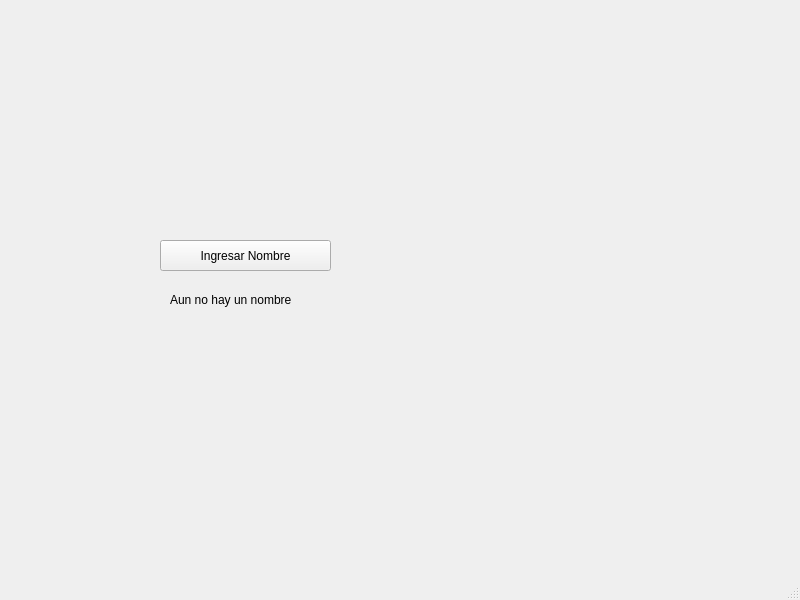
First picture: the form in Lab06/Ejercicio2/mainwindow.ui, repository dmolloc1/teo_lab, before the edit.
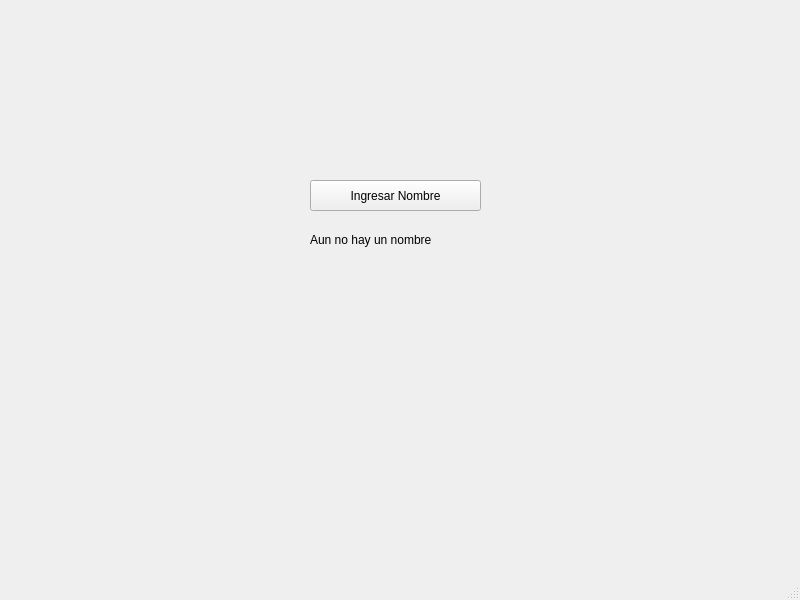
Second picture: the form after the edit.

Patch:
```diff
--- a/Lab06/Ejercicio2/mainwindow.ui
+++ b/Lab06/Ejercicio2/mainwindow.ui
@@ -17,8 +17,8 @@
    <widget class="QPushButton" name="taskButton">
     <property name="geometry">
      <rect>
-      <x>160</x>
-      <y>240</y>
+      <x>310</x>
+      <y>180</y>
       <width>171</width>
       <height>31</height>
      </rect>
@@ -33,8 +33,8 @@
    <widget class="QLabel" name="nameMain">
     <property name="geometry">
      <rect>
-      <x>170</x>
-      <y>290</y>
+      <x>310</x>
+      <y>230</y>
       <width>161</width>
       <height>20</height>
      </rect>
```
